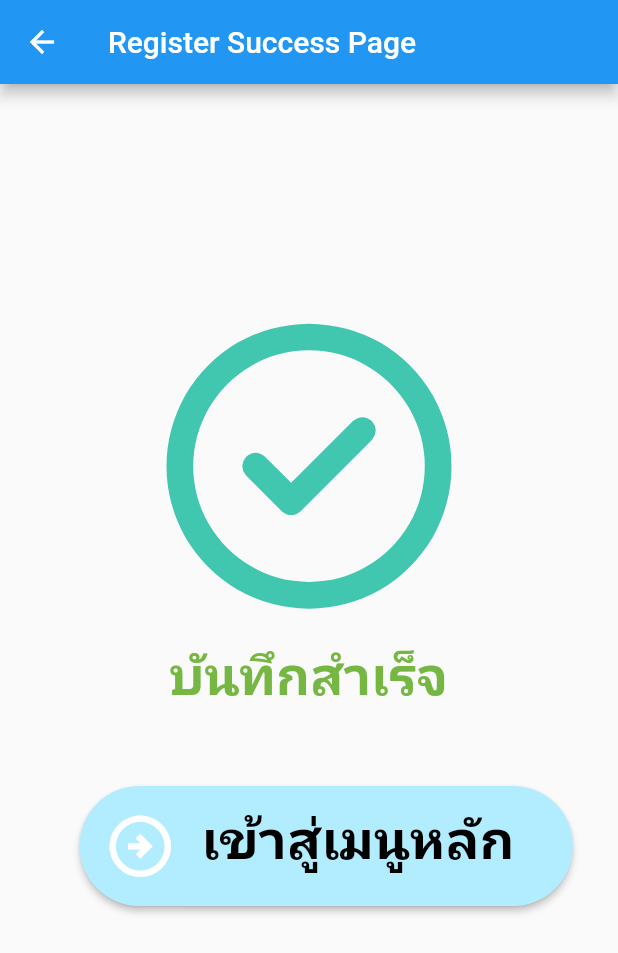
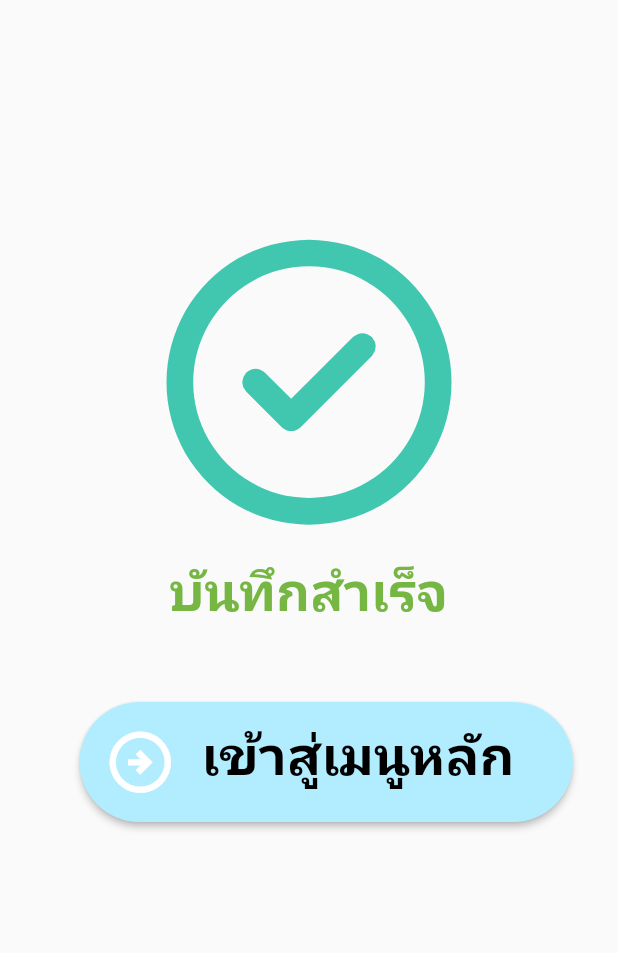
Before and after one commit to AINutritionProject/KinDeeUDee, a Flutter app: the SaveDataSuccessPage screen opened directly, on a phone screen of 412 x 824 dp. Shown: the top 953 px of the screen. Run offline on Flutter 3.47's test engine with Material 2 defaults, Android fonts, the phone set to English and light mode, and no system bars; our stand-ins replace camera, cloud_firestore, csv, dotted_border, firebase_auth, firebase_core and 6 more; missing offline and left inert: dart:ffi; accounts and stored records are empty.

Commit message:
remove appbar in save success page

```diff
--- a/lib/pages/information/save_data_success.dart
+++ b/lib/pages/information/save_data_success.dart
@@ -9,8 +9,8 @@ class SaveDataSuccessPage extends StatelessWidget {
   @override
   Widget build(BuildContext context) {
     return Scaffold(
-        appBar: AppBar(title: const Text("Register Success Page")),
-        body: SingleChildScrollView(
+        body: SafeArea(
+            child: SingleChildScrollView(
       child: Column(
         children: [
           const Padding(
@@ -76,6 +76,6 @@ class SaveDataSuccessPage extends StatelessWidget {
           ),
         ],
       ),
-        ));
+    )));
   }
 }
```
Lines whose indentation alone changed are shown as unchanged.
